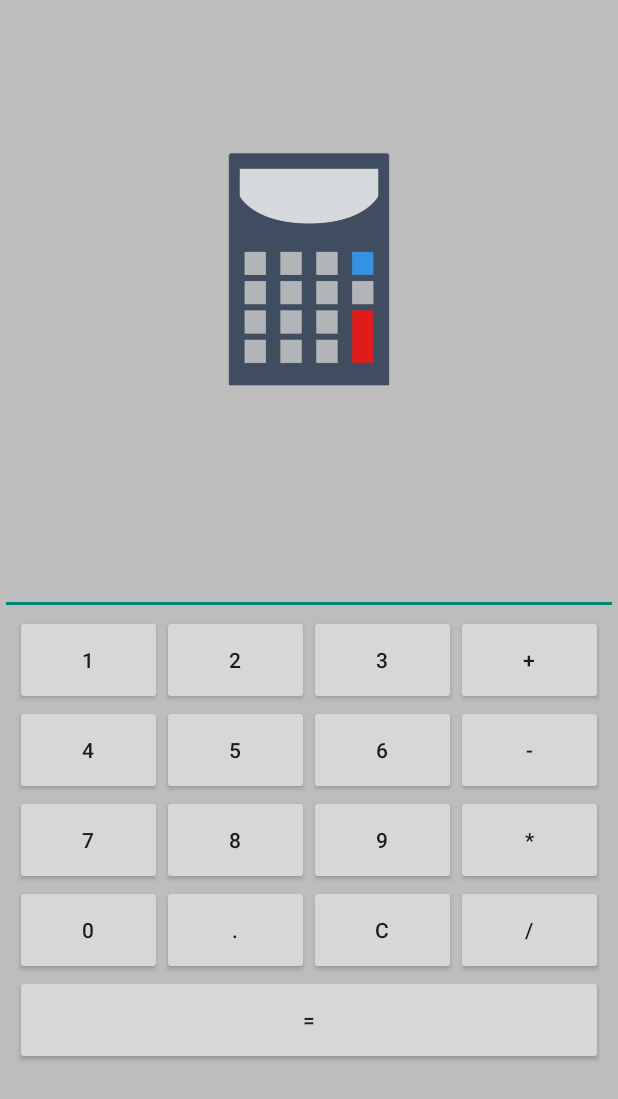
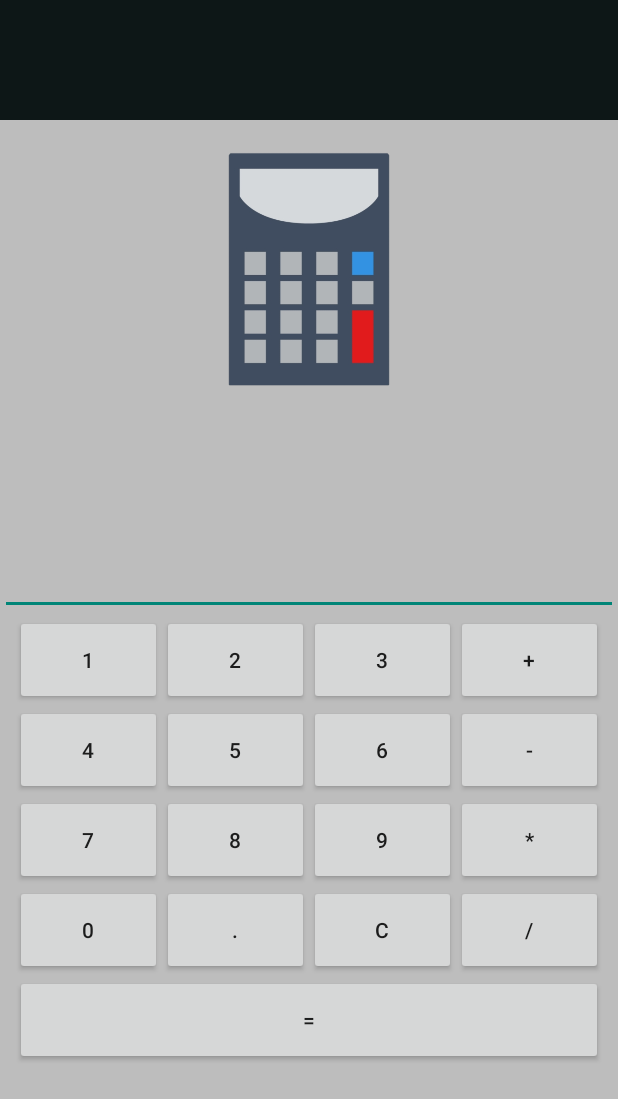
Before and after one commit to woobendjy/Calculator_App, an Android app: the screen it shows after launch (MainActivity), on a phone screen of 412 x 824 dp. Shown: the top 1099 px of the screen. Run offline under Robolectric (Android 15) with nearby library versions, the phone set to English and light mode, and no system bars.

Commit message:
Mise a jour de la barre

```diff
--- a/app/src/main/res/layout/activity_main.xml
+++ b/app/src/main/res/layout/activity_main.xml
@@ -9,7 +9,8 @@
     <LinearLayout
         android:layout_width="match_parent"
         android:layout_height="80dp"
-        android:orientation="horizontal"></LinearLayout>
+        android:orientation="horizontal"
+        android:background="@color/dark_slate_gray"></LinearLayout>
 
     <ImageView
         android:id="@+id/imageView"
```
